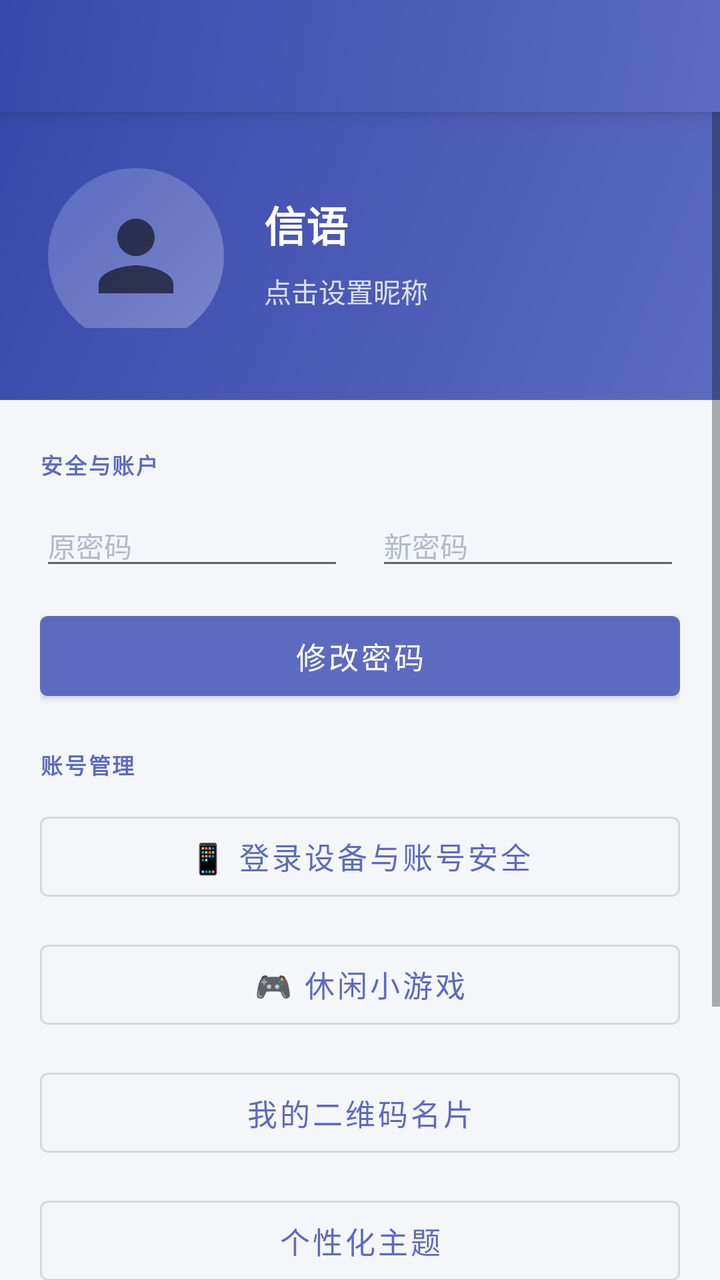
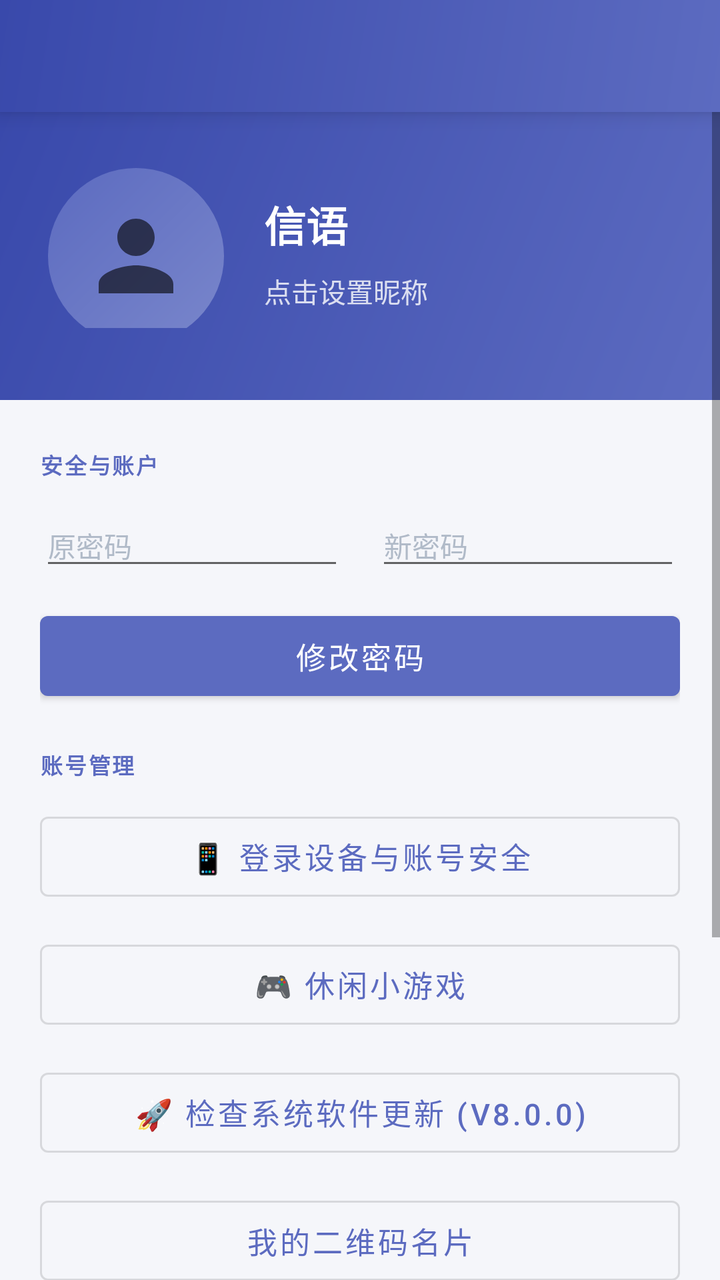

Compare the two renders of this Android layout. The source of the first and the diff that turns it into the second are given below.
<!-- AndroidManifest.xml: application theme Theme.Xinyu -->
<!-- res/layout/fragment_profile.xml -->
<?xml version="1.0" encoding="utf-8"?>
<LinearLayout xmlns:android="http://schemas.android.com/apk/res/android"
    xmlns:app="http://schemas.android.com/apk/res-auto"
    android:layout_width="match_parent"
    android:layout_height="match_parent"
    android:orientation="vertical"
    android:background="@color/background">

    
    <androidx.appcompat.widget.Toolbar
        android:id="@+id/toolbar"
        android:layout_width="match_parent"
        android:layout_height="?attr/actionBarSize"
        android:background="@drawable/bg_header_gradient"
        android:elevation="6dp"
        app:titleTextColor="@android:color/white"/>

    <ScrollView
        android:layout_width="match_parent"
        android:layout_height="0dp"
        android:layout_weight="1"
        android:fillViewport="true">

        <LinearLayout
            android:layout_width="match_parent"
            android:layout_height="wrap_content"
            android:orientation="vertical">

            
            <RelativeLayout
                android:id="@+id/header_layout"
                android:layout_width="match_parent"
                android:layout_height="wrap_content"
                android:background="@drawable/bg_header_gradient"
                android:paddingHorizontal="24dp"
                android:paddingBottom="36dp"
                android:paddingTop="20dp">

                
                <FrameLayout
                    android:id="@+id/avatar_container"
                    android:layout_width="88dp"
                    android:layout_height="88dp"
                    android:layout_alignParentStart="true"
                    android:layout_centerVertical="true">

                    <ImageView
                        android:id="@+id/iv_avatar"
                        android:layout_width="match_parent"
                        android:layout_height="match_parent"
                        android:src="@drawable/ic_person"
                        android:background="@drawable/bg_avatar_circle"
                        android:scaleType="centerCrop"
                        android:padding="16dp"
                        android:contentDescription="头像"/>
                </FrameLayout>

                
                <LinearLayout
                    android:layout_width="match_parent"
                    android:layout_height="wrap_content"
                    android:layout_toEndOf="@id/avatar_container"
                    android:layout_marginStart="20dp"
                    android:layout_centerVertical="true"
                    android:orientation="vertical">

                    <TextView
                        android:id="@+id/tv_username"
                        android:layout_width="wrap_content"
                        android:layout_height="wrap_content"
                        android:text="@string/app_name"
                        android:textSize="21sp"
                        android:textStyle="bold"
                        android:textColor="@android:color/white"/>

                    <TextView
                        android:id="@+id/tv_nickname"
                        android:layout_width="wrap_content"
                        android:layout_height="wrap_content"
                        android:text="点击设置昵称"
                        android:textSize="13.5sp"
                        android:textColor="#CCFFFFFF"
                        android:clickable="true"
                        android:focusable="true"
                        android:background="?attr/selectableItemBackground"
                        android:paddingVertical="4dp"
                        android:layout_marginTop="4dp"/>
                </LinearLayout>
            </RelativeLayout>

            
            <LinearLayout
                android:layout_width="match_parent"
                android:layout_height="wrap_content"
                android:orientation="vertical"
                android:padding="20dp">

                
                <TextView
                    android:layout_width="wrap_content"
                    android:layout_height="wrap_content"
                    android:text="安全与账户"
                    android:textSize="11sp"
                    android:textStyle="bold"
                    android:textColor="@color/primary"
                    android:textAllCaps="true"
                    android:letterSpacing="0.08"
                    android:layout_marginBottom="12dp"
                    android:layout_marginTop="4dp"/>

                
                <LinearLayout
                    android:layout_width="match_parent"
                    android:layout_height="wrap_content"
                    android:orientation="horizontal"
                    android:layout_marginBottom="12dp">

                    <EditText
                        android:id="@+id/pwd_old"
                        android:layout_width="0dp"
                        android:layout_height="wrap_content"
                        android:layout_weight="1"
                        android:hint="原密码"
                        android:inputType="textPassword"
                        android:textSize="14sp"
                        android:textColor="@color/text_primary"
                        android:textColorHint="@color/text_hint"
                        android:layout_marginEnd="8dp"/>

                    <EditText
                        android:id="@+id/pwd_new"
                        android:layout_width="0dp"
                        android:layout_height="wrap_content"
                        android:layout_weight="1"
                        android:hint="新密码"
                        android:inputType="textPassword"
                        android:textSize="14sp"
                        android:textColor="@color/text_primary"
                        android:textColorHint="@color/text_hint"
                        android:layout_marginStart="8dp"/>

                </LinearLayout>

                <Button
                    android:id="@+id/btn_change_password"
                    android:layout_width="match_parent"
                    android:layout_height="52dp"
                    android:text="修改密码"
                    android:textAllCaps="false"
                    android:textSize="15sp"
                    android:layout_marginBottom="12dp"
                    style="@style/Widget.MaterialComponents.Button"/>

                
                <TextView
                    android:layout_width="wrap_content"
                    android:layout_height="wrap_content"
                    android:text="账号管理"
                    android:textSize="11sp"
                    android:textStyle="bold"
                    android:textColor="@color/primary"
                    android:textAllCaps="true"
                    android:letterSpacing="0.08"
                    android:layout_marginBottom="12dp"
                    android:layout_marginTop="8dp"/>

                
                <Button
                    android:id="@+id/btn_devices"
                    android:layout_width="match_parent"
                    android:layout_height="52dp"
                    android:text="📱 登录设备与账号安全"
                    android:textAllCaps="false"
                    android:textSize="15sp"
                    android:layout_marginBottom="12dp"
                    style="@style/Widget.MaterialComponents.Button.OutlinedButton"/>

                
                <Button
                    android:id="@+id/btn_game"
                    android:layout_width="match_parent"
                    android:layout_height="52dp"
                    android:text="🎮 休闲小游戏"
                    android:textAllCaps="false"
                    android:textSize="15sp"
                    android:layout_marginBottom="12dp"
                    style="@style/Widget.MaterialComponents.Button.OutlinedButton"/>

                
                <Button
                    android:id="@+id/btn_qr_code"
                    android:layout_width="match_parent"
                    android:layout_height="52dp"
                    android:text="我的二维码名片"
                    android:textAllCaps="false"
                    android:textSize="15sp"
                    android:layout_marginBottom="12dp"
                    style="@style/Widget.MaterialComponents.Button.OutlinedButton"/>

                
                <Button
                    android:id="@+id/btn_theme"
                    android:layout_width="match_parent"
                    android:layout_height="52dp"
                    android:text="个性化主题"
                    android:textAllCaps="false"
                    android:textSize="15sp"
                    android:layout_marginBottom="12dp"
                    style="@style/Widget.MaterialComponents.Button.OutlinedButton"/>

                
                <Button
                    android:id="@+id/btn_blacklist"
                    android:layout_width="match_parent"
                    android:layout_height="52dp"
                    android:text="已拉黑用户名单"
                    android:textAllCaps="false"
                    android:textSize="15sp"
                    android:layout_marginBottom="12dp"
                    android:visibility="gone"
                    style="@style/Widget.MaterialComponents.Button.OutlinedButton"/>

                
                <Button
                    android:id="@+id/btn_logout"
                    android:layout_width="match_parent"
                    android:layout_height="52dp"
                    android:text="退出登录"
                    android:textAllCaps="false"
                    android:textSize="15sp"
                    android:layout_marginBottom="12dp"
                    style="@style/Widget.MaterialComponents.Button.OutlinedButton"/>

                
                <Button
                    android:id="@+id/btn_delete_account"
                    android:layout_width="match_parent"
                    android:layout_height="52dp"
                    android:text="永久注销我的账号"
                    android:textAllCaps="false"
                    android:textColor="#E53935"
                    android:textSize="15sp"
                    style="@style/Widget.MaterialComponents.Button.TextButton"
                    android:layout_marginBottom="24dp"/>

                <ProgressBar
                    android:id="@+id/progress_bar"
                    android:layout_width="wrap_content"
                    android:layout_height="wrap_content"
                    android:layout_gravity="center_horizontal"
                    android:layout_marginTop="8dp"
                    android:visibility="gone"/>

            </LinearLayout>
        </LinearLayout>
    </ScrollView>

</LinearLayout>
<!-- resources referenced by this layout -->
<resources>
  <color name="background">#F5F6FA</color>
  <color name="primary">#5C6BC0</color>
  <color name="text_hint">#B0BAC8</color>
  <color name="text_primary">#1A1A2E</color>
  <!-- drawable bg_avatar_circle (drawable) -->
  <?xml version="1.0" encoding="utf-8"?>
  <shape xmlns:android="http://schemas.android.com/apk/res/android"
      android:shape="oval">
      <gradient
          android:startColor="#7986CB"
          android:endColor="#5C6BC0"
          android:angle="135" />
  </shape>
  <!-- drawable bg_header_gradient (drawable) -->
  <?xml version="1.0" encoding="utf-8"?>
  <shape xmlns:android="http://schemas.android.com/apk/res/android">
      <gradient
          android:startColor="#5C6BC0"
          android:endColor="#3949AB"
          android:angle="135"
          android:type="linear" />
  </shape>
  <!-- drawable ic_person (drawable) -->
  <vector xmlns:android="http://schemas.android.com/apk/res/android"
      android:width="24dp"
      android:height="24dp"
      android:viewportWidth="24"
      android:viewportHeight="24"
      android:tint="?attr/colorControlNormal">
      <path
          android:fillColor="@android:color/white"
          android:pathData="M12,12c2.21,0 4,-1.79 4,-4s-1.79,-4 -4,-4 -4,1.79 -4,4 1.79,4 4,4zM12,14c-2.67,0 -8,1.34 -8,4v2h16v-2c0,-2.66 -5.33,-4 -8,-4z"/>
  </vector>
  <string name="app_name">信语</string>
  <style name="Theme.Xinyu" parent="Theme.MaterialComponents.Light.NoActionBar">
          <item name="colorPrimary">@color/primary</item>
          <item name="colorPrimaryVariant">@color/primary_dark</item>
          <item name="colorOnPrimary">@android:color/white</item>
          <item name="colorSecondary">@color/accent</item>
          <item name="colorSecondaryVariant">@color/accent</item>
          <item name="colorOnSecondary">@android:color/white</item>
          <item name="android:statusBarColor">@color/primary_dark</item>
          <item name="android:windowBackground">@color/background</item>
          <item name="colorSurface">@color/surface</item>
          <item name="android:windowAnimationStyle">@style/WindowTransitions</item>
      </style>
  <color name="primary_dark">#3949AB</color>
  <color name="accent">#FF4081</color>
  <color name="surface">#FFFFFF</color>
  <style name="WindowTransitions">
          <item name="android:activityOpenEnterAnimation">@anim/slide_in_right</item>
          <item name="android:activityOpenExitAnimation">@anim/slide_out_left</item>
          <item name="android:activityCloseEnterAnimation">@anim/slide_in_left</item>
          <item name="android:activityCloseExitAnimation">@anim/slide_out_right</item>
      </style>
</resources>

<!-- the commit's change to res/layout/fragment_profile.xml (unified diff, before → after) -->
@@ -188,6 +188,17 @@
 
                 
                 <Button
+                    android:id="@+id/btn_check_update"
+                    android:layout_width="match_parent"
+                    android:layout_height="52dp"
+                    android:text="🚀 检查系统软件更新 (V8.0.0)"
+                    android:textAllCaps="false"
+                    android:textSize="15sp"
+                    android:layout_marginBottom="12dp"
+                    style="@style/Widget.MaterialComponents.Button.OutlinedButton"/>
+
+                
+                <Button
                     android:id="@+id/btn_qr_code"
                     android:layout_width="match_parent"
                     android:layout_height="52dp"
